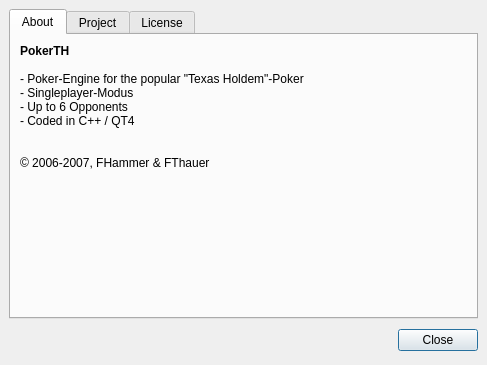
pokerth/pokerth, file src/gui/qt/aboutpokerth.ui: the form before one commit.
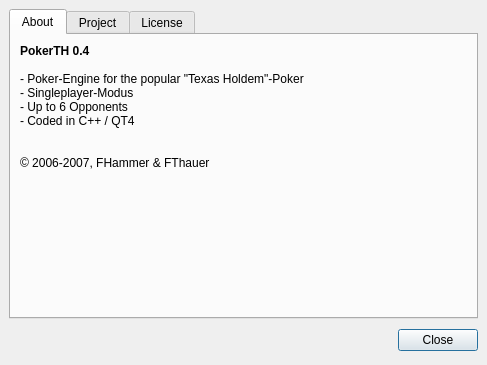
The form after the commit.

```diff
--- a/src/gui/qt/aboutpokerth.ui
+++ b/src/gui/qt/aboutpokerth.ui
@@ -41,7 +41,7 @@
           <string>&lt;html>&lt;head>&lt;meta name="qrichtext" content="1" />&lt;style type="text/css">
 p, li { white-space: pre-wrap; }
 &lt;/style>&lt;/head>&lt;body style=" font-family:'Nimbus Sans L'; font-size:9pt; font-weight:400; font-style:normal; text-decoration:none;">
-&lt;p style=" margin-top:0px; margin-bottom:0px; margin-left:0px; margin-right:0px; -qt-block-indent:0; text-indent:0px;">&lt;span style=" font-weight:600;">PokerTH&lt;/span>&lt;/p>
+&lt;p style=" margin-top:0px; margin-bottom:0px; margin-left:0px; margin-right:0px; -qt-block-indent:0; text-indent:0px;">&lt;span style=" font-weight:600;">PokerTH 0.4&lt;/span>&lt;/p>
 &lt;p style="-qt-paragraph-type:empty; margin-top:0px; margin-bottom:0px; margin-left:0px; margin-right:0px; -qt-block-indent:0; text-indent:0px; font-weight:600;">&lt;/p>
 &lt;p style=" margin-top:0px; margin-bottom:0px; margin-left:0px; margin-right:0px; -qt-block-indent:0; text-indent:0px;">- Poker-Engine for the popular "Texas Holdem"-Poker&lt;/p>
 &lt;p style=" margin-top:0px; margin-bottom:0px; margin-left:0px; margin-right:0px; -qt-block-indent:0; text-indent:0px;">- Singleplayer-Modus&lt;/p>
```
Left out of the diff: 2 changed lines with no effect on the pictures.
